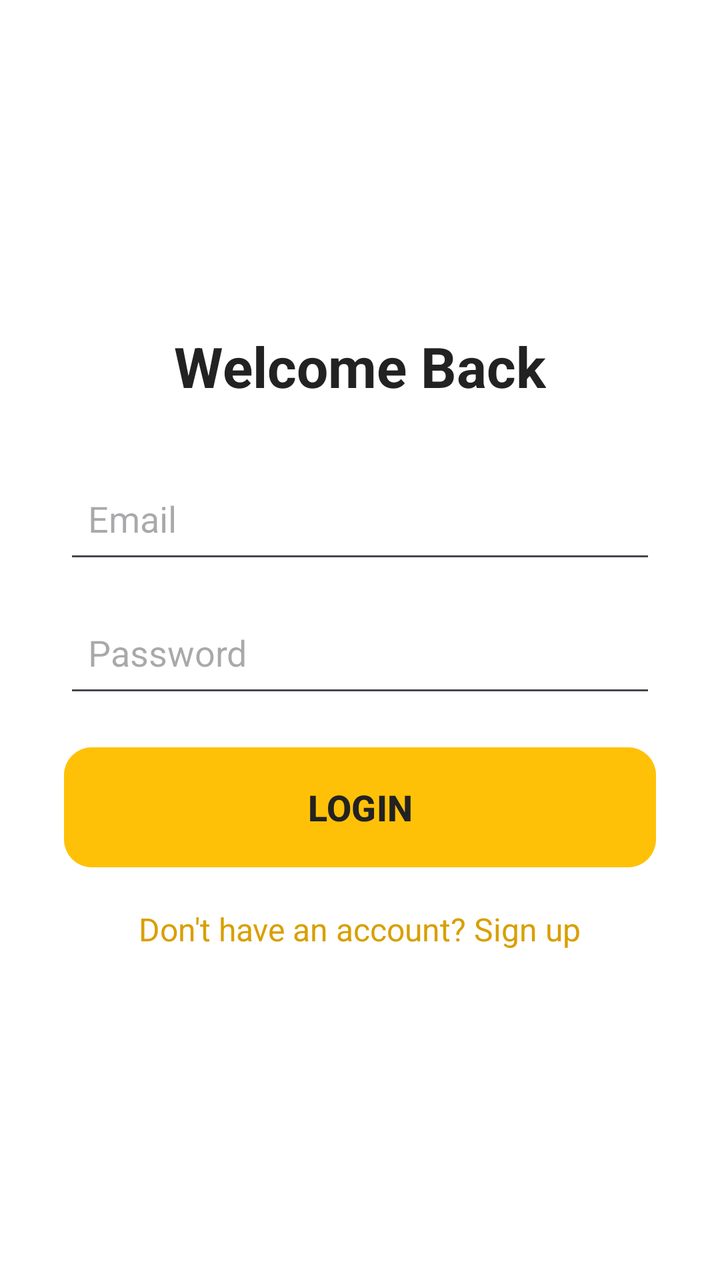
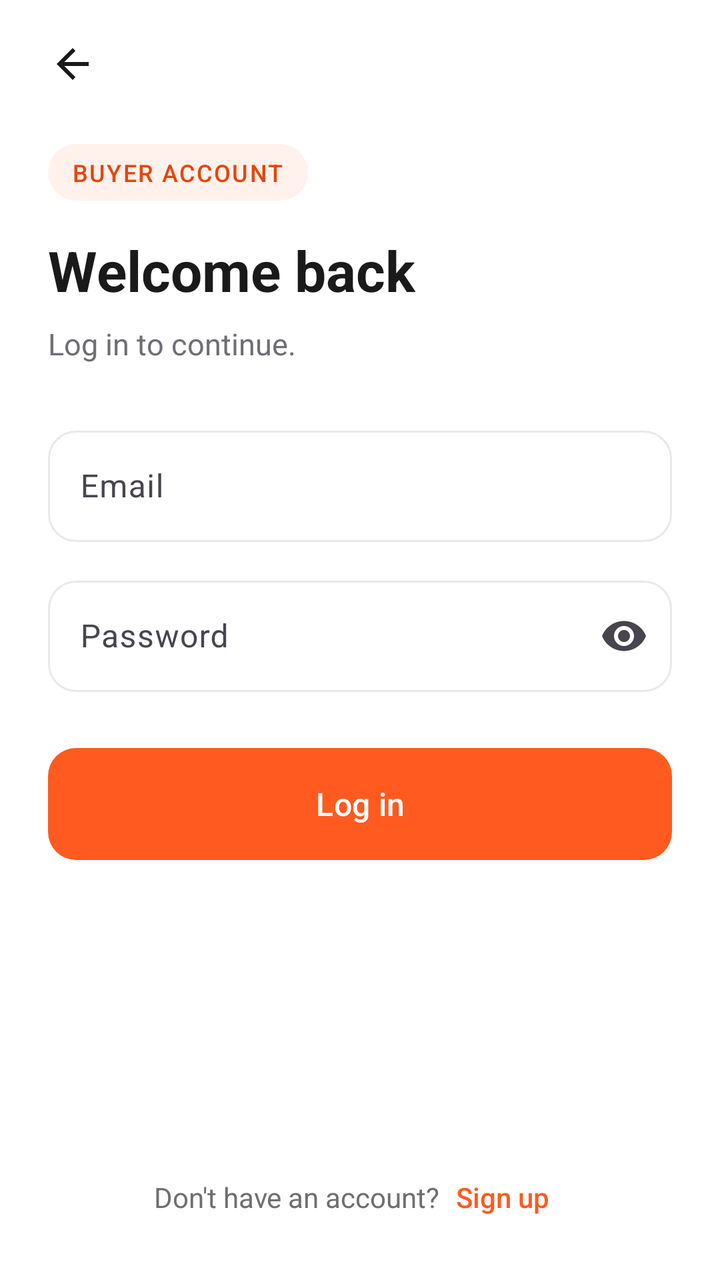

An Android layout rendered at two revisions. The XML below is the earlier revision; the diff shows what the commit changed to produce the second picture.
<!-- AndroidManifest.xml: application theme Theme.SignalingFoodApp -->
<!-- res/layout/activity_login.xml -->
<?xml version="1.0" encoding="utf-8"?>
<LinearLayout xmlns:android="http://schemas.android.com/apk/res/android"
    android:id="@+id/loginLayout"
    android:layout_width="match_parent"
    android:layout_height="match_parent"
    android:orientation="vertical"
    android:gravity="center"
    android:padding="32dp"
    android:background="#FFFFFF">

    <TextView
        android:layout_width="wrap_content"
        android:layout_height="wrap_content"
        android:text="Welcome Back"
        android:textSize="28sp"
        android:textStyle="bold"
        android:textColor="#222222"
        android:layout_marginBottom="30dp" />

    <EditText
        android:id="@+id/etLoginEmail"
        android:layout_width="match_parent"
        android:layout_height="55dp"
        android:hint="Email"
        android:inputType="textEmailAddress"
        android:padding="12dp"
        android:layout_marginBottom="12dp" />

    <EditText
        android:id="@+id/etLoginPassword"
        android:layout_width="match_parent"
        android:layout_height="55dp"
        android:hint="Password"
        android:inputType="textPassword"
        android:padding="12dp"
        android:layout_marginBottom="20dp" />

    <Button
        android:id="@+id/btnLogin"
        android:layout_width="match_parent"
        android:layout_height="60dp"
        android:text="LOGIN"
        android:textSize="18sp"
        android:textStyle="bold"
        android:textColor="#222222"
        android:backgroundTint="#FFC107"
        android:layout_marginBottom="20dp" />

    <TextView
        android:id="@+id/tvSignup"
        android:layout_width="wrap_content"
        android:layout_height="wrap_content"
        android:text="Don't have an account? Sign up"
        android:textSize="16sp"
        android:textColor="#D99F00"
        android:clickable="true"
        android:focusable="true" />

</LinearLayout>
<!-- resources referenced by this layout -->
<resources>
  <style name="Theme.SignalingFoodApp" parent="Base.Theme.SignalingFoodApp" />
  <style name="Base.Theme.SignalingFoodApp" parent="Theme.Material3.Light.NoActionBar">
          <item name="colorPrimary">@color/brand</item>
          <item name="colorOnPrimary">@color/white</item>
          <item name="colorPrimaryContainer">@color/brand_soft</item>
          <item name="colorOnPrimaryContainer">@color/brand_dark</item>
          <item name="colorSecondary">@color/brand</item>
          <item name="colorSurface">@color/background</item>
          <item name="colorOnSurface">@color/text_primary</item>
          <item name="colorError">@color/error</item>
  
          <item name="android:colorBackground">@color/background</item>
          <item name="android:windowBackground">@color/background</item>
          <item name="android:statusBarColor">@color/background</item>
          <item name="android:navigationBarColor">@color/background</item>
          <item name="android:windowLightStatusBar">true</item>
          <item name="android:windowLightNavigationBar" tools:targetApi="27">true</item>
  
          
          <item name="materialButtonStyle">@style/Widget.App.Button</item>
          <item name="textInputStyle">@style/Widget.App.TextInput</item>
      </style>
  <color name="brand">#FF5A1F</color>
  <color name="white">#FFFFFFFF</color>
  <color name="brand_soft">#FFF1EB</color>
  <color name="brand_dark">#E2470F</color>
  <color name="background">#FFFFFF</color>
  <color name="text_primary">#1A1A1A</color>
  <color name="error">#D93025</color>
  <style name="Widget.App.Button" parent="Widget.Material3.Button">
          <item name="android:minHeight">56dp</item>
          <item name="android:insetTop">0dp</item>
          <item name="android:insetBottom">0dp</item>
          <item name="android:textSize">16sp</item>
          <item name="android:textAllCaps">false</item>
          <item name="android:fontFamily">sans-serif-medium</item>
          <item name="cornerRadius">14dp</item>
      </style>
  <style name="Widget.App.TextInput" parent="Widget.Material3.TextInputLayout.OutlinedBox">
          <item name="boxCornerRadiusTopStart">14dp</item>
          <item name="boxCornerRadiusTopEnd">14dp</item>
          <item name="boxCornerRadiusBottomStart">14dp</item>
          <item name="boxCornerRadiusBottomEnd">14dp</item>
          <item name="boxStrokeColor">@color/input_stroke</item>
          <item name="boxStrokeWidth">1dp</item>
          <item name="boxStrokeWidthFocused">2dp</item>
          <item name="hintTextColor">@color/brand</item>
          <item name="boxBackgroundColor">@color/background</item>
      </style>
</resources>

<!-- the commit's change to res/layout/activity_login.xml (unified diff, before → after) -->
@@ -1,59 +1,129 @@
 <?xml version="1.0" encoding="utf-8"?>
-<LinearLayout xmlns:android="http://schemas.android.com/apk/res/android"
-    android:id="@+id/loginLayout"
+<ScrollView xmlns:android="http://schemas.android.com/apk/res/android"
+    xmlns:app="http://schemas.android.com/apk/res-auto"
     android:layout_width="match_parent"
     android:layout_height="match_parent"
-    android:orientation="vertical"
-    android:gravity="center"
-    android:padding="32dp"
-    android:background="#FFFFFF">
+    android:background="@color/background"
+    android:fillViewport="true"
+    android:fitsSystemWindows="true">
 
-    <TextView
-        android:layout_width="wrap_content"
+    <LinearLayout
+        android:layout_width="match_parent"
         android:layout_height="wrap_content"
-        android:text="Welcome Back"
-        android:textSize="28sp"
-        android:textStyle="bold"
-        android:textColor="#222222"
-        android:layout_marginBottom="30dp" />
+        android:orientation="vertical"
+        android:paddingHorizontal="24dp"
+        android:paddingTop="8dp"
+        android:paddingBottom="24dp">
 
-    <EditText
-        android:id="@+id/etLoginEmail"
-        android:layout_width="match_parent"
-        android:layout_height="55dp"
-        android:hint="Email"
-        android:inputType="textEmailAddress"
-        android:padding="12dp"
-        android:layout_marginBottom="12dp" />
+        
+        <ImageButton
+            android:id="@+id/btnBack"
+            android:layout_width="48dp"
+            android:layout_height="48dp"
+            android:layout_marginStart="-12dp"
+            android:background="?attr/selectableItemBackgroundBorderless"
+            android:contentDescription="Back"
+            android:src="@drawable/ic_arrow_back"
+            app:tint="@color/text_primary" />
 
-    <EditText
-        android:id="@+id/etLoginPassword"
-        android:layout_width="match_parent"
-        android:layout_height="55dp"
-        android:hint="Password"
-        android:inputType="textPassword"
-        android:padding="12dp"
-        android:layout_marginBottom="20dp" />
+        
+        <TextView
+            android:id="@+id/tvRoleBadge"
+            android:layout_width="wrap_content"
+            android:layout_height="wrap_content"
+            android:layout_marginTop="16dp"
+            android:background="@drawable/bg_chip"
+            android:fontFamily="sans-serif-medium"
+            android:letterSpacing="0.06"
+            android:paddingHorizontal="12dp"
+            android:paddingVertical="6dp"
+            android:text="BUYER ACCOUNT"
+            android:textColor="@color/brand_dark"
+            android:textSize="12sp" />
 
-    <Button
-        android:id="@+id/btnLogin"
-        android:layout_width="match_parent"
-        android:layout_height="60dp"
-        android:text="LOGIN"
-        android:textSize="18sp"
-        android:textStyle="bold"
-        android:textColor="#222222"
-        android:backgroundTint="#FFC107"
-        android:layout_marginBottom="20dp" />
+        <TextView
+            style="@style/Text.Title"
+            android:layout_width="wrap_content"
+            android:layout_height="wrap_content"
+            android:layout_marginTop="16dp"
+            android:text="Welcome back" />
 
-    <TextView
-        android:id="@+id/tvSignup"
-        android:layout_width="wrap_content"
-        android:layout_height="wrap_content"
-        android:text="Don't have an account? Sign up"
-        android:textSize="16sp"
-        android:textColor="#D99F00"
-        android:clickable="true"
-        android:focusable="true" />
+        <TextView
+            style="@style/Text.Subtitle"
+            android:layout_width="match_parent"
+            android:layout_height="wrap_content"
+            android:layout_marginTop="8dp"
+            android:text="Log in to continue." />
 
-</LinearLayout>
+        
+        <com.google.android.material.textfield.TextInputLayout
+            android:id="@+id/tilLoginEmail"
+            android:layout_width="match_parent"
+            android:layout_height="wrap_content"
+            android:layout_marginTop="28dp"
+            android:hint="Email">
+
+            <com.google.android.material.textfield.TextInputEditText
+                android:id="@+id/etLoginEmail"
+                android:layout_width="match_parent"
+                android:layout_height="wrap_content"
+                android:inputType="textEmailAddress" />
+        </com.google.android.material.textfield.TextInputLayout>
+
+        
+        <com.google.android.material.textfield.TextInputLayout
+            android:id="@+id/tilLoginPassword"
+            android:layout_width="match_parent"
+            android:layout_height="wrap_content"
+            android:layout_marginTop="14dp"
+            android:hint="Password"
+            app:endIconMode="password_toggle">
+
+            <com.google.android.material.textfield.TextInputEditText
+                android:id="@+id/etLoginPassword"
+                android:layout_width="match_parent"
+                android:layout_height="wrap_content"
+                android:inputType="textPassword" />
+        </com.google.android.material.textfield.TextInputLayout>
+
+        <Button
+            android:id="@+id/btnLogin"
+            android:layout_width="match_parent"
+            android:layout_height="wrap_content"
+            android:layout_marginTop="28dp"
+            android:text="Log in" />
+
+        
+        <Space
+            android:layout_width="match_parent"
+            android:layout_height="0dp"
+            android:layout_weight="1"
+            android:minHeight="24dp" />
+
+        
+        <LinearLayout
+            android:layout_width="wrap_content"
+            android:layout_height="wrap_content"
+            android:layout_gravity="center_horizontal"
+            android:gravity="center_vertical"
+            android:orientation="horizontal">
+
+            <TextView
+                android:layout_width="wrap_content"
+                android:layout_height="wrap_content"
+                android:text="Don't have an account?"
+                android:textColor="@color/text_secondary"
+                android:textSize="14sp" />
+
+            <TextView
+                android:id="@+id/tvSignup"
+                android:layout_width="wrap_content"
+                android:layout_height="wrap_content"
+                android:fontFamily="sans-serif-medium"
+                android:padding="8dp"
+                android:text="Sign up"
+                android:textColor="@color/brand"
+                android:textSize="14sp" />
+        </LinearLayout>
+    </LinearLayout>
+</ScrollView>
<!-- resource entries referenced after the edit -->
@@ -28,6 +28,36 @@
   <color name="brand_dark">#E2470F</color>
   <color name="background">#FFFFFF</color>
   <color name="text_primary">#1A1A1A</color>
+  <color name="text_secondary">#6E6E73</color>
+  <!-- drawable bg_chip (drawable) -->
+  <?xml version="1.0" encoding="utf-8"?>
+  <shape xmlns:android="http://schemas.android.com/apk/res/android"
+      android:shape="rectangle">
+      <solid android:color="@color/brand_soft" />
+      <corners android:radius="100dp" />
+  </shape>
+  <!-- drawable ic_arrow_back (drawable) -->
+  <?xml version="1.0" encoding="utf-8"?>
+  <vector xmlns:android="http://schemas.android.com/apk/res/android"
+      android:width="24dp"
+      android:height="24dp"
+      android:viewportWidth="24"
+      android:viewportHeight="24"
+      android:autoMirrored="true">
+      <path
+          android:fillColor="#FF000000"
+          android:pathData="M20,11H7.83l5.59,-5.59L12,4l-8,8 8,8 1.41,-1.41L7.83,13H20v-2z" />
+  </vector>
+  <style name="Text.Subtitle">
+          <item name="android:textSize">15sp</item>
+          <item name="android:textColor">@color/text_secondary</item>
+          <item name="android:lineSpacingExtra">2dp</item>
+      </style>
+  <style name="Text.Title">
+          <item name="android:textSize">28sp</item>
+          <item name="android:textStyle">bold</item>
+          <item name="android:textColor">@color/text_primary</item>
+      </style>
   <color name="error">#D93025</color>
   <style name="Widget.App.Button" parent="Widget.Material3.Button">
           <item name="android:minHeight">56dp</item>
